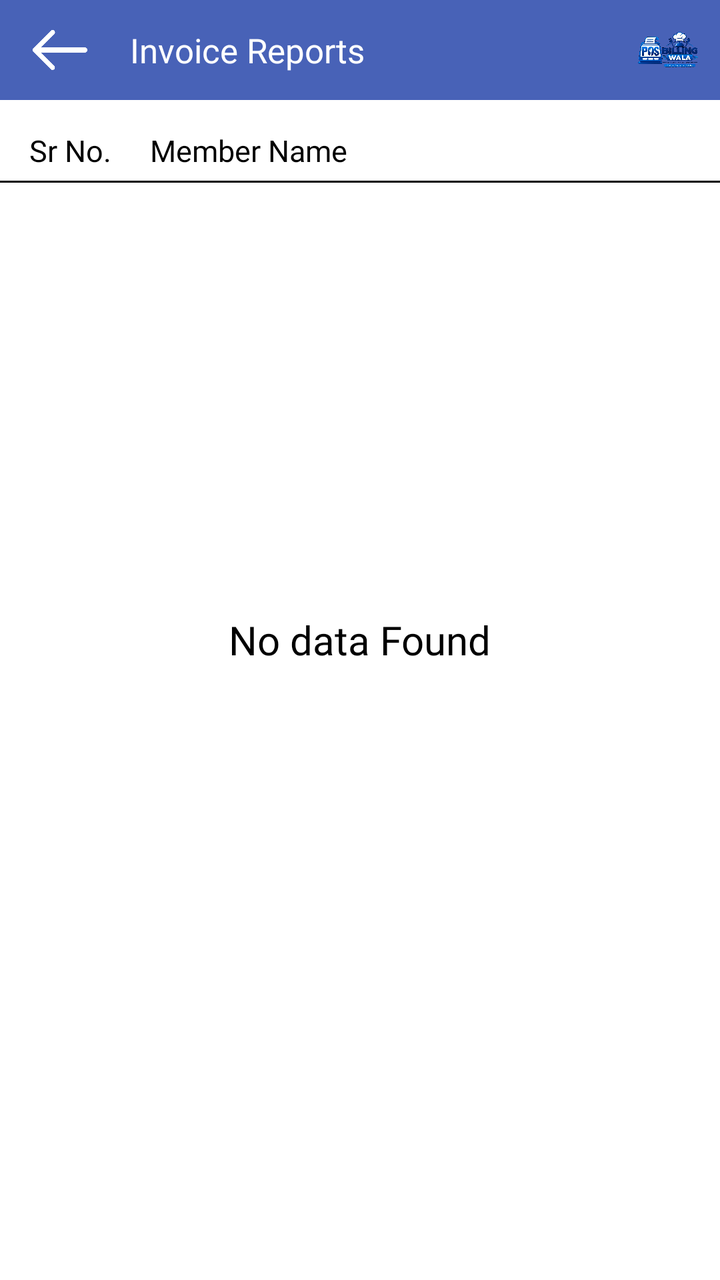
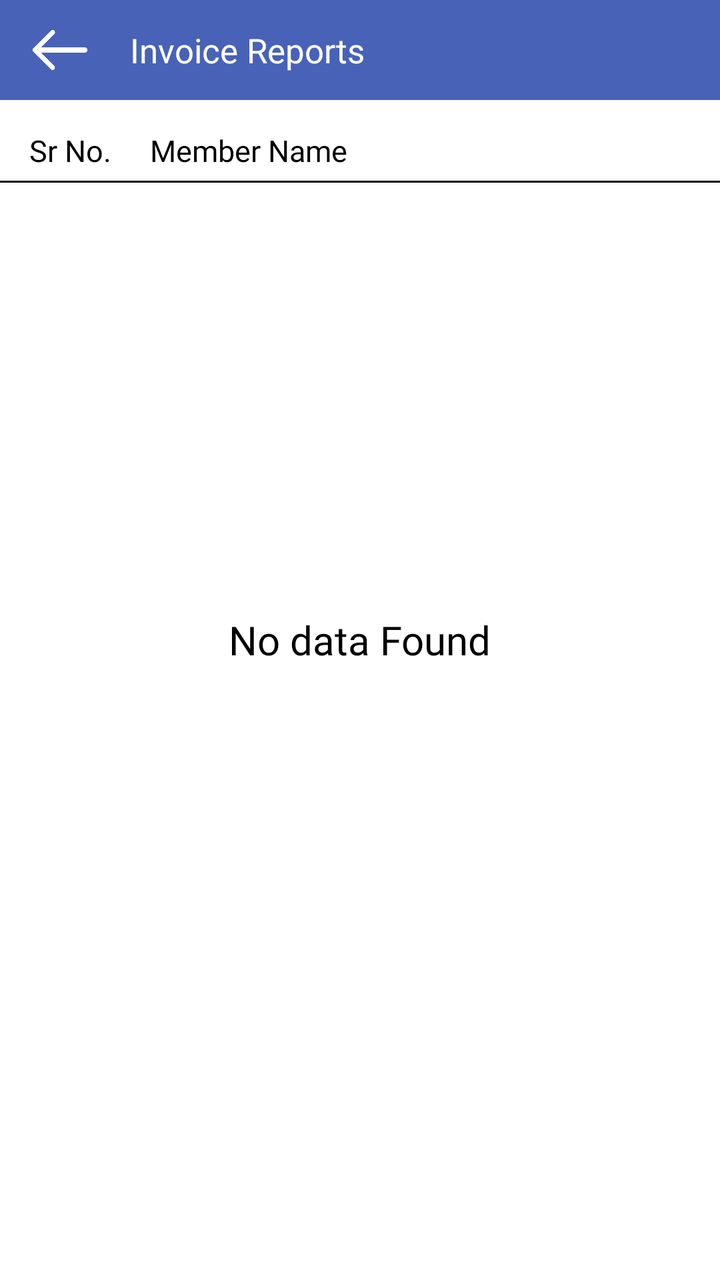

Screens rendered from an Android XML layout before and after an edit, with the pre-edit source and the edit as a unified diff.
<!-- AndroidManifest.xml: application theme AppTheme -->
<!-- res/layout/fragment_invoice_mess_member_report_list.xml -->
<?xml version="1.0" encoding="utf-8"?>
<RelativeLayout xmlns:android="http://schemas.android.com/apk/res/android"
    xmlns:app="http://schemas.android.com/apk/res-auto"
    xmlns:tools="http://schemas.android.com/tools"
    android:layout_width="match_parent"
    android:layout_height="match_parent"
    tools:context=".Fragment.AddProduct">

    <com.google.android.material.appbar.AppBarLayout
        android:id="@+id/appBarLayout"
        android:layout_width="match_parent"
        android:layout_height="50dp"
        android:layout_alignParentTop="true">

        <RelativeLayout
            android:layout_width="match_parent"
            android:layout_height="match_parent">

            <ImageView
                android:id="@+id/backToSetting"
                android:layout_width="30dp"
                android:layout_height="30dp"
                android:layout_alignParentStart="true"
                android:layout_centerInParent="true"
                android:layout_gravity="center"
                android:layout_marginStart="15dp"
                android:src="@drawable/back"
                app:tint="@color/white" />

            <androidx.appcompat.widget.AppCompatTextView
                android:id="@+id/heading"
                android:layout_width="match_parent"
                android:layout_height="wrap_content"
                android:layout_centerInParent="true"
                android:layout_gravity="center"
                android:layout_marginStart="15dp"
                android:layout_toEndOf="@+id/backToSetting"
                android:fontFamily="@font/poppinsmedium"
                android:gravity="center|start"
                android:paddingStart="5dp"
                android:paddingEnd="5dp"
                android:text="@string/ui_invoice_reports"
                android:textColor="@color/white"
                android:textSize="17dp" />

        
            <include layout="@layout/include_app_toolbar_logo" />
</RelativeLayout>

    </com.google.android.material.appbar.AppBarLayout>

    <LinearLayout
        android:id="@+id/linearLayout"
        android:layout_width="match_parent"
        android:layout_height="match_parent"
        android:layout_below="@+id/appBarLayout"
        android:orientation="vertical"
        android:visibility="visible">

        <LinearLayout
            android:layout_width="match_parent"
            android:layout_height="wrap_content"
            android:layout_marginTop="10dp"
            android:orientation="horizontal">

            <TextView
                android:layout_width="70dp"
                android:layout_height="wrap_content"
                android:layout_gravity="center"
                android:fontFamily="@font/poppinsmedium"
                android:gravity="center"
                android:padding="5dp"
                android:text="@string/ui_sr_no_2"
                android:textColor="@color/black"
                android:textSize="15dp" />

            <TextView
                android:layout_width="match_parent"
                android:layout_height="wrap_content"
                android:layout_gravity="center"
                android:layout_weight="1"
                android:fontFamily="@font/poppinsmedium"
                android:gravity="center|start"
                android:padding="5dp"
                android:text="@string/ui_member_name"
                android:textColor="@color/black"
                android:textSize="15dp" />

        </LinearLayout>

        <View
            android:layout_width="match_parent"
            android:layout_height="1dp"
            android:background="@color/black" />

        <androidx.recyclerview.widget.RecyclerView
            android:id="@+id/recyclerView"
            android:layout_width="match_parent"
            android:layout_height="wrap_content"
            android:padding="5dp" />

    </LinearLayout>

    <TextView
        android:id="@+id/noDataFound"
        android:layout_width="wrap_content"
        android:layout_height="wrap_content"
        android:layout_centerInParent="true"
        android:fontFamily="@font/poppinsmedium"
        android:paddingStart="10dp"
        android:paddingEnd="10dp"
        android:text="@string/ui_no_data_found"
        android:textColor="@color/black"
        android:textSize="20dp" />

</RelativeLayout>
<!-- res/layout/include_app_toolbar_logo.xml (included above) -->
<?xml version="1.0" encoding="utf-8"?>
<ImageView xmlns:android="http://schemas.android.com/apk/res/android"
    android:id="@+id/appBrandLogo"
    android:layout_width="32dp"
    android:layout_height="32dp"
    android:layout_alignParentEnd="true"
    android:layout_centerVertical="true"
    android:layout_marginEnd="10dp"
    android:contentDescription="@string/app_name"
    android:scaleType="fitCenter"
    android:src="@drawable/app_logo" />
<!-- resources referenced by this layout -->
<resources>
  <color name="black">#000</color>
  <color name="white">#fff</color>
  <!-- drawable app_logo: png bitmap (drawable, 586552 bytes) -->
  <!-- drawable back: png bitmap (drawable, 3507 bytes) -->
  <string name="app_name">Billingwala</string>
  <string name="ui_invoice_reports">Invoice Reports</string>
  <string name="ui_member_name">Member Name</string>
  <string name="ui_no_data_found">No data Found</string>
  <string name="ui_sr_no_2">Sr No.</string>
  <style name="AppTheme" parent="Theme.MaterialComponents.Light.NoActionBar">
          
          <item name="colorPrimary">@color/colorPrimary</item>
          <item name="colorPrimaryDark">@color/colorPrimary</item>
          <item name="colorAccent">@color/colorAccent</item>
          <item name="android:windowIsTranslucent">true</item>
          <item name="windowNoTitle">true</item>
          <item name="windowActionBar">false</item>
  
      </style>
  <color name="colorPrimary">#4862b7</color>
  <color name="colorAccent">#000</color>
</resources>

<!-- the commit's change to res/layout/fragment_invoice_mess_member_report_list.xml (unified diff, before → after) -->
@@ -42,9 +42,6 @@
                 android:text="@string/ui_invoice_reports"
                 android:textColor="@color/white"
                 android:textSize="17dp" />
-
-        
-            <include layout="@layout/include_app_toolbar_logo" />
 </RelativeLayout>
 
     </com.google.android.material.appbar.AppBarLayout>
@@ -114,15 +111,3 @@
         android:textSize="20dp" />
 
 </RelativeLayout>
-<!-- res/layout/include_app_toolbar_logo.xml (included above) -->
-<?xml version="1.0" encoding="utf-8"?>
-<ImageView xmlns:android="http://schemas.android.com/apk/res/android"
-    android:id="@+id/appBrandLogo"
-    android:layout_width="32dp"
-    android:layout_height="32dp"
-    android:layout_alignParentEnd="true"
-    android:layout_centerVertical="true"
-    android:layout_marginEnd="10dp"
-    android:contentDescription="@string/app_name"
-    android:scaleType="fitCenter"
-    android:src="@drawable/app_logo" />
<!-- resource entries referenced after the edit -->
@@ -2,9 +2,7 @@
 <resources>
   <color name="black">#000</color>
   <color name="white">#fff</color>
-  <!-- drawable app_logo: png bitmap (drawable, 586552 bytes) -->
   <!-- drawable back: png bitmap (drawable, 3507 bytes) -->
-  <string name="app_name">Billingwala</string>
   <string name="ui_invoice_reports">Invoice Reports</string>
   <string name="ui_member_name">Member Name</string>
   <string name="ui_no_data_found">No data Found</string>
